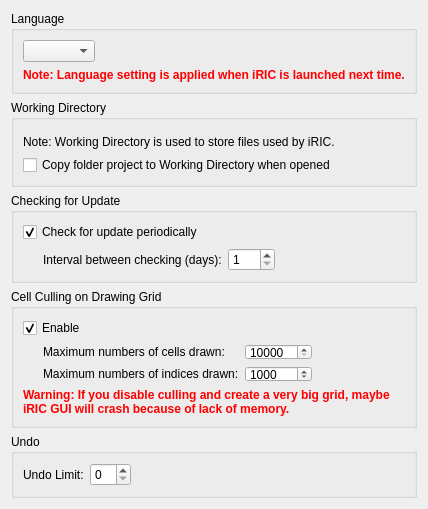
Before: the Qt Designer form libs/gui/pref/preferencepagegeneral.ui in i-RIC/prepost-gui, drawn with Qt 5.
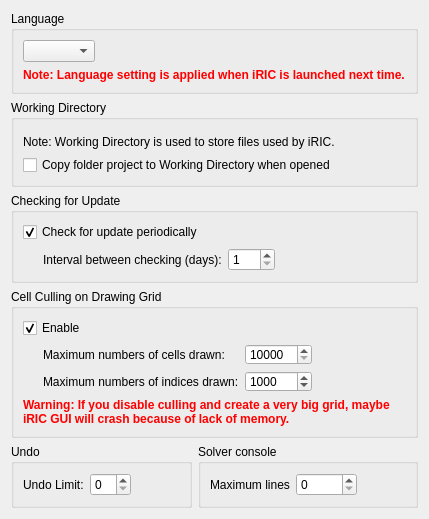
After: the same form once the commit is applied. Custom widgets are drawn as their Qt base class.

Commit message: Closes i-RIC/prepost-gui#696

What changed in the file:
```diff
--- a/libs/gui/pref/preferencepagegeneral.ui
+++ b/libs/gui/pref/preferencepagegeneral.ui
@@ -6,8 +6,8 @@
    <rect>
     <x>0</x>
     <y>0</y>
-    <width>428</width>
-    <height>492</height>
+    <width>429</width>
+    <height>519</height>
    </rect>
   </property>
   <property name="windowTitle">
@@ -289,11 +289,13 @@
     </widget>
    </item>
    <item>
+    <layout class="QHBoxLayout" name="horizontalLayout_5">
+     <item>
     <widget class="QGroupBox" name="undoGroupBox">
      <property name="title">
       <string>Undo</string>
      </property>
-     <layout class="QHBoxLayout" name="horizontalLayout_2">
+       <layout class="QHBoxLayout" name="horizontalLayout_4">
       <item>
        <widget class="QLabel" name="undoLimitLabel">
         <property name="text">
@@ -311,7 +313,7 @@
         </property>
         <property name="sizeHint" stdset="0">
          <size>
-          <width>294</width>
+            <width>50</width>
           <height>20</height>
          </size>
         </property>
@@ -319,6 +321,44 @@
       </item>
      </layout>
     </widget>
+     </item>
+     <item>
+      <widget class="QGroupBox" name="solverConsoleGroupBox">
+       <property name="title">
+        <string>Solver console</string>
+       </property>
+       <layout class="QHBoxLayout" name="horizontalLayout_2">
+        <item>
+         <widget class="QLabel" name="maxLinesLabel">
+          <property name="text">
+           <string>Maximum lines</string>
+          </property>
+         </widget>
+        </item>
+        <item>
+         <widget class="QSpinBox" name="maxLinesSpinBox">
+          <property name="maximum">
+           <number>10000</number>
+          </property>
+         </widget>
+        </item>
+        <item>
+         <spacer name="horizontalSpacer_9">
+          <property name="orientation">
+           <enum>Qt::Horizontal</enum>
+          </property>
+          <property name="sizeHint" stdset="0">
+           <size>
+            <width>50</width>
+            <height>20</height>
+           </size>
+          </property>
+         </spacer>
+        </item>
+       </layout>
+      </widget>
+     </item>
+    </layout>
    </item>
    <item>
     <spacer name="verticalSpacer">
```
Lines whose indentation alone changed are shown as unchanged. The commit also changes 6 other files.
